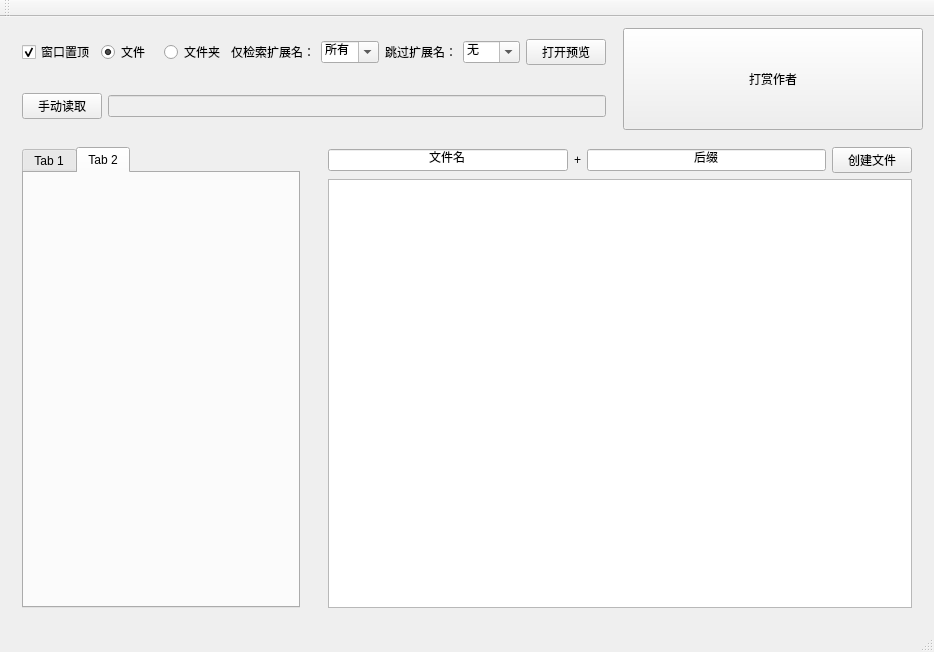
Above: mainwindow.ui from zengrixi/FileManipulationTool before the change. Below: the same form after it.
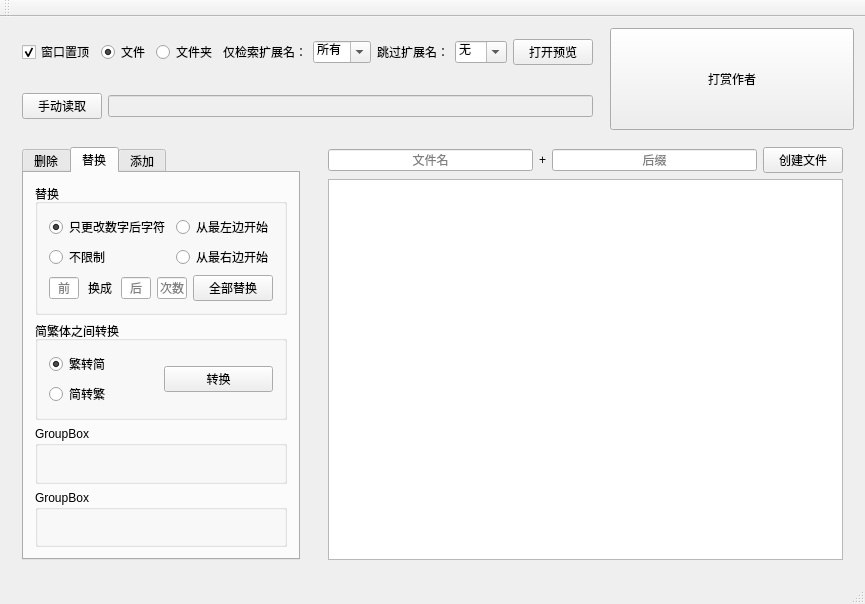
That is the form after the change. The open tabs and pages were chosen to show the change.

Commit message: 添加简繁体互相转换功能

Patch:
```diff
--- a/mainwindow.ui
+++ b/mainwindow.ui
@@ -6,8 +6,8 @@
    <rect>
     <x>0</x>
     <y>0</y>
-    <width>934</width>
-    <height>652</height>
+    <width>865</width>
+    <height>604</height>
    </rect>
   </property>
   <property name="sizePolicy">
@@ -27,9 +27,56 @@
     </sizepolicy>
    </property>
    <layout class="QGridLayout" name="gridLayout_2">
+    <item row="0" column="2" rowspan="2">
+     <widget class="QPushButton" name="pushButton_4">
+      <property name="sizePolicy">
+       <sizepolicy hsizetype="Minimum" vsizetype="Ignored">
+        <horstretch>0</horstretch>
+        <verstretch>0</verstretch>
+       </sizepolicy>
+      </property>
+      <property name="text">
+       <string>打赏作者</string>
+      </property>
+     </widget>
+    </item>
+    <item row="1" column="0" colspan="2">
+     <widget class="QFrame" name="frame_2">
+      <layout class="QHBoxLayout" name="horizontalLayout">
+       <item>
+        <widget class="QPushButton" name="pushButton_2">
+         <property name="text">
+          <string>手动读取</string>
+         </property>
+        </widget>
+       </item>
+       <item>
+        <widget class="QLineEdit" name="lineEdit">
+         <property name="enabled">
+          <bool>false</bool>
+         </property>
+        </widget>
+       </item>
+      </layout>
+     </widget>
+    </item>
     <item row="0" column="0" colspan="2">
      <widget class="QFrame" name="frame">
       <layout class="QGridLayout" name="gridLayout_3">
+       <item row="0" column="2">
+        <widget class="QRadioButton" name="radioButton_folder">
+         <property name="text">
+          <string>文件夹</string>
+         </property>
+        </widget>
+       </item>
+       <item row="0" column="5">
+        <widget class="QLabel" name="label_2">
+         <property name="text">
+          <string>跳过扩展名：</string>
+         </property>
+        </widget>
+       </item>
        <item row="0" column="0">
         <widget class="QCheckBox" name="checkBox">
          <property name="acceptDrops">
@@ -46,6 +93,48 @@
          </property>
         </widget>
        </item>
+       <item row="0" column="6">
+        <widget class="QComboBox" name="comboBox_2">
+         <property name="editable">
+          <bool>true</bool>
+         </property>
+         <item>
+          <property name="text">
+           <string>无</string>
+          </property>
+         </item>
+         <item>
+          <property name="text">
+           <string>.h</string>
+          </property>
+         </item>
+         <item>
+          <property name="text">
+           <string>.c</string>
+          </property>
+         </item>
+         <item>
+          <property name="text">
+           <string>.cpp</string>
+          </property>
+         </item>
+         <item>
+          <property name="text">
+           <string>.txt</string>
+          </property>
+         </item>
+         <item>
+          <property name="text">
+           <string>.doc</string>
+          </property>
+         </item>
+         <item>
+          <property name="text">
+           <string>.xls</string>
+          </property>
+         </item>
+        </widget>
+       </item>
        <item row="0" column="1">
         <widget class="QRadioButton" name="radioButton_file">
          <property name="text">
@@ -56,13 +145,6 @@
          </property>
         </widget>
        </item>
-       <item row="0" column="2">
-        <widget class="QRadioButton" name="radioButton_folder">
-         <property name="text">
-          <string>文件夹</string>
-         </property>
-        </widget>
-       </item>
        <item row="0" column="3">
         <widget class="QLabel" name="label">
          <property name="text">
@@ -135,55 +217,6 @@
          </item>
         </widget>
        </item>
-       <item row="0" column="5">
-        <widget class="QLabel" name="label_2">
-         <property name="text">
-          <string>跳过扩展名：</string>
-         </property>
-        </widget>
-       </item>
-       <item row="0" column="6">
-        <widget class="QComboBox" name="comboBox_2">
-         <property name="editable">
-          <bool>true</bool>
-         </property>
-         <item>
-          <property name="text">
-           <string>无</string>
-          </property>
-         </item>
-         <item>
-          <property name="text">
-           <string>.h</string>
-          </property>
-         </item>
-         <item>
-          <property name="text">
-           <string>.c</string>
-          </property>
-         </item>
-         <item>
-          <property name="text">
-           <string>.cpp</string>
-          </property>
-         </item>
-         <item>
-          <property name="text">
-           <string>.txt</string>
-          </property>
-         </item>
-         <item>
-          <property name="text">
-           <string>.doc</string>
-          </property>
-         </item>
-         <item>
-          <property name="text">
-           <string>.xls</string>
-          </property>
-         </item>
-        </widget>
-       </item>
        <item row="0" column="7">
         <widget class="QPushButton" name="pushButton">
          <property name="text">
@@ -194,39 +227,6 @@
       </layout>
      </widget>
     </item>
-    <item row="1" column="0" colspan="2">
-     <widget class="QFrame" name="frame_2">
-      <layout class="QHBoxLayout" name="horizontalLayout">
-       <item>
-        <widget class="QPushButton" name="pushButton_2">
-         <property name="text">
-          <string>手动读取</string>
-         </property>
-        </widget>
-       </item>
-       <item>
-        <widget class="QLineEdit" name="lineEdit">
-         <property name="enabled">
-          <bool>false</bool>
-         </property>
-        </widget>
-       </item>
-      </layout>
-     </widget>
-    </item>
-    <item row="0" column="2" rowspan="2">
-     <widget class="QPushButton" name="pushButton_4">
-      <property name="sizePolicy">
-       <sizepolicy hsizetype="Minimum" vsizetype="Ignored">
-        <horstretch>0</horstretch>
-        <verstretch>0</verstretch>
-       </sizepolicy>
-      </property>
-      <property name="text">
-       <string>打赏作者</string>
-      </property>
-     </widget>
-    </item>
     <item row="2" column="0">
      <widget class="QFrame" name="frame_3">
       <property name="sizePolicy">
@@ -245,31 +245,31 @@
           </sizepolicy>
          </property>
          <property name="currentIndex">
-          <number>0</number>
+          <number>1</number>
          </property>
          <widget class="QWidget" name="tab">
           <attribute name="title">
-           <string>Tab 1</string>
+           <string>删除</string>
           </attribute>
           <layout class="QVBoxLayout" name="verticalLayout">
            <item>
             <widget class="QGroupBox" name="groupBox">
              <property name="title">
-              <string/>
+              <string>删除中间的内容</string>
              </property>
             </widget>
            </item>
            <item>
             <widget class="QGroupBox" name="groupBox_2">
              <property name="title">
-              <string>GroupBox</string>
+              <string>删除左边全部</string>
              </property>
             </widget>
            </item>
            <item>
             <widget class="QGroupBox" name="groupBox_3">
              <property name="title">
-              <string>GroupBox</string>
+              <string>删除右边全部</string>
              </property>
             </widget>
            </item>
@@ -277,7 +277,193 @@
          </widget>
          <widget class="QWidget" name="tab_2">
           <attribute name="title">
-           <string>Tab 2</string>
+           <string>替换</string>
+          </attribute>
+          <layout class="QGridLayout" name="gridLayout_7">
+           <item row="1" column="0">
+            <widget class="QGroupBox" name="groupBox_5">
+             <property name="title">
+              <string>简繁体之间转换</string>
+             </property>
+             <layout class="QGridLayout" name="gridLayout_9">
+              <item row="0" column="0">
+               <widget class="QRadioButton" name="radioButton_5">
+                <property name="text">
+                 <string>繁转简</string>
+                </property>
+                <property name="checked">
+                 <bool>true</bool>
+                </property>
+               </widget>
+              </item>
+              <item row="0" column="1" rowspan="2">
+               <widget class="QPushButton" name="pushButton_6">
+                <property name="text">
+                 <string>转换</string>
+                </property>
+               </widget>
+              </item>
+              <item row="1" column="0">
+               <widget class="QRadioButton" name="radioButton_6">
+                <property name="text">
+                 <string>简转繁</string>
+                </property>
+               </widget>
+              </item>
+             </layout>
+            </widget>
+           </item>
+           <item row="2" column="0">
+            <widget class="QGroupBox" name="groupBox_6">
+             <property name="title">
+              <string>GroupBox</string>
+             </property>
+            </widget>
+           </item>
+           <item row="0" column="0">
+            <widget class="QGroupBox" name="groupBox_4">
+             <property name="title">
+              <string>替换</string>
+             </property>
+             <layout class="QGridLayout" name="gridLayout_8">
+              <item row="1" column="0" colspan="2">
+               <layout class="QHBoxLayout" name="horizontalLayout_2">
+                <item>
+                 <widget class="QLineEdit" name="lineEdit_4">
+                  <property name="sizePolicy">
+                   <sizepolicy hsizetype="Ignored" vsizetype="Fixed">
+                    <horstretch>0</horstretch>
+                    <verstretch>0</verstretch>
+                   </sizepolicy>
+                  </property>
+                  <property name="alignment">
+                   <set>Qt::AlignCenter</set>
+                  </property>
+                  <property name="placeholderText">
+                   <string>前</string>
+                  </property>
+                 </widget>
+                </item>
+                <item>
+                 <widget class="QLabel" name="label_4">
+                  <property name="sizePolicy">
+                   <sizepolicy hsizetype="Minimum" vsizetype="Preferred">
+                    <horstretch>0</horstretch>
+                    <verstretch>0</verstretch>
+                   </sizepolicy>
+                  </property>
+                  <property name="text">
+                   <string>换成</string>
+                  </property>
+                  <property name="alignment">
+                   <set>Qt::AlignCenter</set>
+                  </property>
+                 </widget>
+                </item>
+                <item>
+                 <widget class="QLineEdit" name="lineEdit_5">
+                  <property name="sizePolicy">
+                   <sizepolicy hsizetype="Ignored" vsizetype="Fixed">
+                    <horstretch>0</horstretch>
+                    <verstretch>0</verstretch>
+                   </sizepolicy>
+                  </property>
+                  <property name="alignment">
+                   <set>Qt::AlignCenter</set>
+                  </property>
+                  <property name="placeholderText">
+                   <string>后</string>
+                  </property>
+                 </widget>
+                </item>
+                <item>
+                 <widget class="QLineEdit" name="lineEdit_6">
+                  <property name="sizePolicy">
+                   <sizepolicy hsizetype="Ignored" vsizetype="Fixed">
+                    <horstretch>0</horstretch>
+                    <verstretch>0</verstretch>
+                   </sizepolicy>
+                  </property>
+                  <property name="alignment">
+                   <set>Qt::AlignCenter</set>
+                  </property>
+                  <property name="placeholderText">
+                   <string>次数</string>
+                  </property>
+                 </widget>
+                </item>
+                <item>
+                 <widget class="QPushButton" name="pushButton_5">
+                  <property name="sizePolicy">
+                   <sizepolicy hsizetype="Minimum" vsizetype="Fixed">
+                    <horstretch>0</horstretch>
+                    <verstretch>0</verstretch>
+                   </sizepolicy>
+                  </property>
+                  <property name="text">
+                   <string>全部替换</string>
+                  </property>
+                 </widget>
+                </item>
+               </layout>
+              </item>
+              <item row="0" column="1">
+               <layout class="QVBoxLayout" name="verticalLayout_3">
+                <item>
+                 <widget class="QRadioButton" name="radioButton_3">
+                  <property name="text">
+                   <string>从最左边开始</string>
+                  </property>
+                  <property name="checked">
+                   <bool>true</bool>
+                  </property>
+                 </widget>
+                </item>
+                <item>
+                 <widget class="QRadioButton" name="radioButton_4">
+                  <property name="text">
+                   <string>从最右边开始</string>
+                  </property>
+                 </widget>
+                </item>
+               </layout>
+              </item>
+              <item row="0" column="0">
+               <layout class="QVBoxLayout" name="verticalLayout_2">
+                <item>
+                 <widget class="QRadioButton" name="radioButton_2">
+                  <property name="text">
+                   <string>只更改数字后字符</string>
+                  </property>
+                  <property name="checked">
+                   <bool>true</bool>
+                  </property>
+                 </widget>
+                </item>
+                <item>
+                 <widget class="QRadioButton" name="radioButton">
+                  <property name="text">
+                   <string>不限制</string>
+                  </property>
+                 </widget>
+                </item>
+               </layout>
+              </item>
+             </layout>
+            </widget>
+           </item>
+           <item row="3" column="0">
+            <widget class="QGroupBox" name="groupBox_7">
+             <property name="title">
+              <string>GroupBox</string>
+             </property>
+            </widget>
+           </item>
+          </layout>
+         </widget>
+         <widget class="QWidget" name="tab_3">
+          <attribute name="title">
+           <string>添加</string>
           </attribute>
          </widget>
         </widget>
@@ -297,21 +483,30 @@
        <item row="0" column="0">
         <widget class="QLineEdit" name="lineEdit_2">
          <property name="text">
+          <string/>
+         </property>
+         <property name="alignment">
+          <set>Qt::AlignCenter</set>
+         </property>
+         <property name="placeholderText">
           <string>文件名</string>
          </property>
-         <property name="alignment">
-          <set>Qt::AlignCenter</set>
+         <property name="clearButtonEnabled">
+          <bool>false</bool>
          </property>
         </widget>
        </item>
        <item row="0" column="2">
         <widget class="QLineEdit" name="lineEdit_3">
          <property name="text">
+          <string/>
+         </property>
+         <property name="alignment">
+          <set>Qt::AlignCenter</set>
+         </property>
+         <property name="placeholderText">
           <string>后缀</string>
          </property>
-         <property name="alignment">
-          <set>Qt::AlignCenter</set>
-         </property>
         </widget>
        </item>
        <item row="0" column="3">
@@ -341,7 +536,7 @@
     <rect>
      <x>0</x>
      <y>0</y>
-     <width>934</width>
+     <width>865</width>
      <height>26</height>
     </rect>
    </property>
```
The commit also changes 13 other files.
